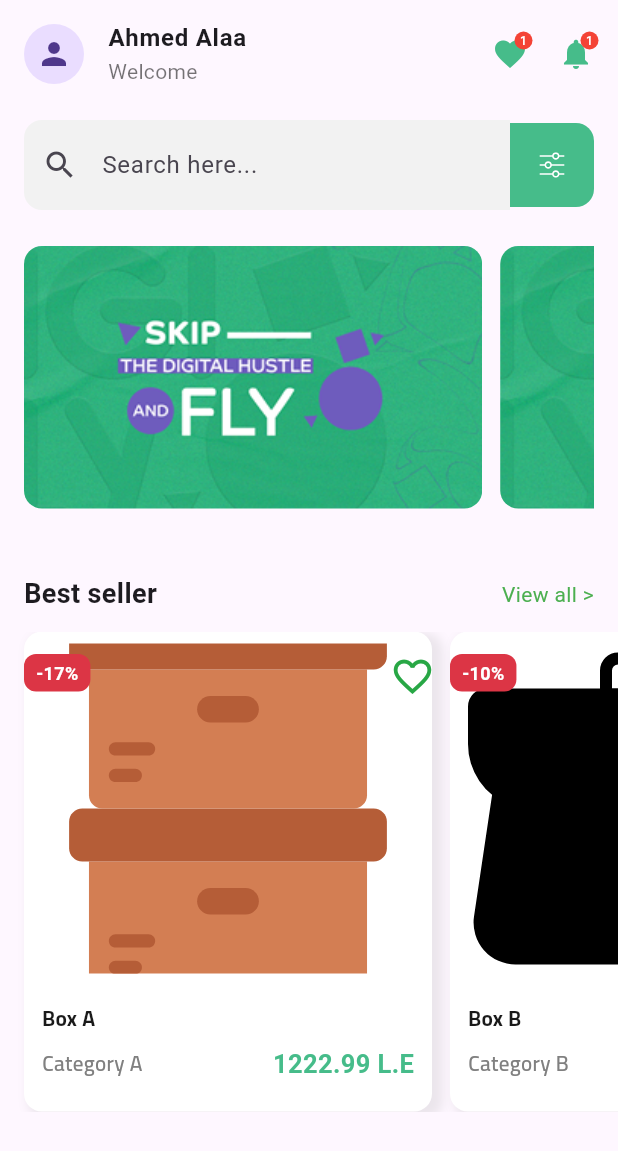
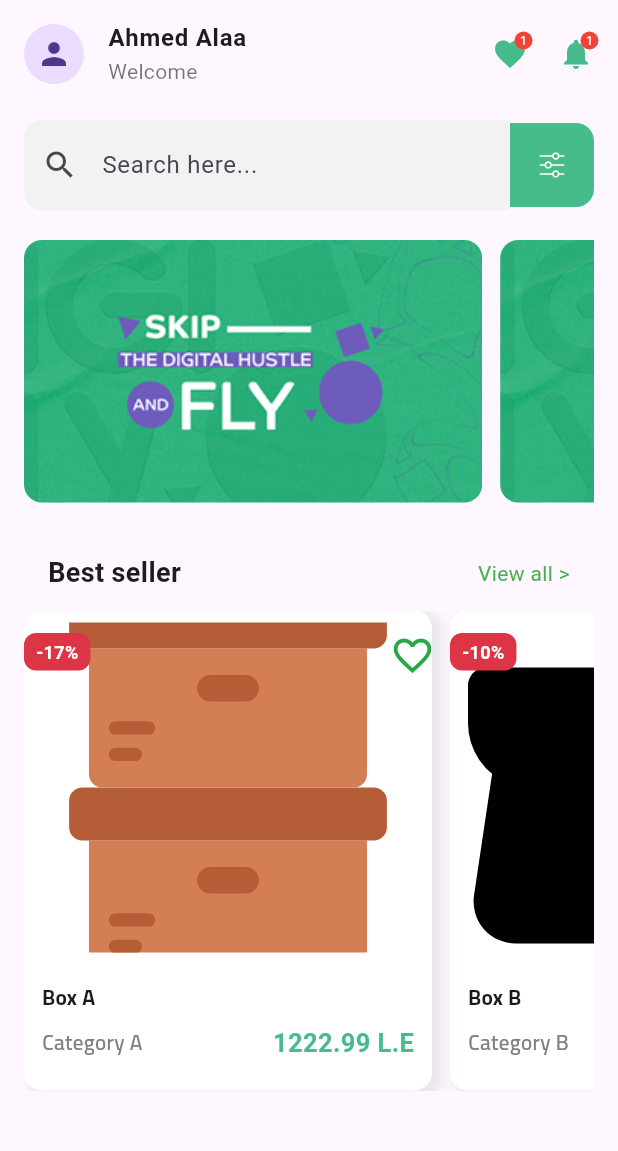
Before and after one commit to seifyaser/DigiFly, a Flutter app: the HomePage screen opened by its route, on a phone screen of 412 x 824 dp. Shown: the top 1151 px of the screen. Run offline on Flutter 3.47's test engine with Material 3 defaults, Android fonts, the phone set to English and light mode, and no system bars; our stand-ins replace flutter_bloc, flutter_svg.

Commit message:
final commit 2

```diff
--- a/lib/presentation/home_screen/Widgets/buildBanner.dart
+++ b/lib/presentation/home_screen/Widgets/buildBanner.dart
@@ -2,8 +2,6 @@ import 'package:flutter/material.dart';
 
 Widget buildBanner() {
   return SliverToBoxAdapter(
-    child: Padding(
-      padding: const EdgeInsets.all(16.0),
     child: SizedBox(
       height: 175,
       child: ListView(
@@ -28,7 +26,5 @@ Widget buildBanner() {
       ),
     ),
 
-    ),
-
   );
 }
--- a/lib/presentation/home_screen/Widgets/productList.dart
+++ b/lib/presentation/home_screen/Widgets/productList.dart
@@ -26,7 +26,7 @@ Widget buildProductList(BuildContext context) {
     child: Column(
       crossAxisAlignment: CrossAxisAlignment.start,
       children: [
-        const SizedBox(height: 16),
+        const SizedBox(height: 10),
         Padding(
           padding: const EdgeInsets.symmetric(horizontal: 16, vertical: 12),
           child: Row(
@@ -43,7 +43,6 @@ Widget buildProductList(BuildContext context) {
           height: 320,
           child: ListView.separated(
             scrollDirection: Axis.horizontal,
-            padding: const EdgeInsets.symmetric(horizontal: 16),
             itemCount: displayProducts.length,
             separatorBuilder: (context, index) => const SizedBox(width: 12),
             itemBuilder: (context, index) {
--- a/lib/presentation/home_screen/homepage.dart
+++ b/lib/presentation/home_screen/homepage.dart
@@ -9,15 +9,31 @@ class HomePage extends StatelessWidget {
 
   @override
   Widget build(BuildContext context) {
+    return LayoutBuilder(
+      builder: (context, constraints) {
+        final screenWidth = constraints.maxWidth;
+
         return Scaffold(
           body: CustomScrollView(
             slivers: [
               WelcomeAppBar(context),
+
+
               buildSearchBar(context),
-          buildBanner(),
-          buildProductList(context),
+
+              SliverPadding(
+                padding: EdgeInsets.symmetric(horizontal: screenWidth < 360 ? 12 : 16, vertical: 12),
+                sliver: buildBanner(),
+              ),
+
+              SliverPadding(
+                padding: EdgeInsets.symmetric(horizontal: screenWidth < 360 ? 12 : 16),
+                sliver: buildProductList(context),
+              ),
             ],
           ),
         );
+      },
+    );
   }
 }
```
Lines whose indentation alone changed are shown as unchanged.
